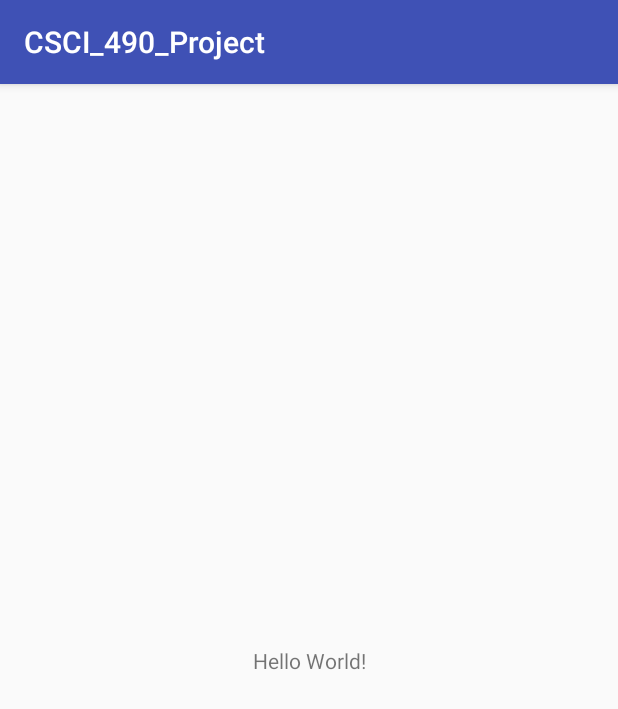
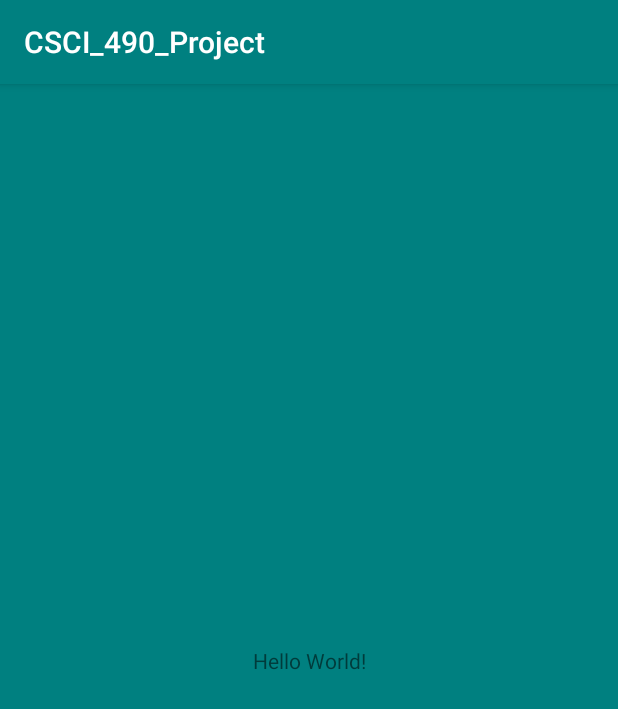
Before and after one commit to BModlin1996/CSCI_490_Project, an Android app: the screen it shows after launch (LoginActivity), on a phone screen of 412 x 824 dp. Shown: the top 709 px of the screen. Run offline under Robolectric (Android 15) with nearby library versions, the phone set to English and light mode, and no system bars.

```diff
--- a/app/src/main/AndroidManifest.xml
+++ b/app/src/main/AndroidManifest.xml
@@ -19,7 +19,7 @@
         <activity
             android:name=".CheckOutForm"
             android:label="@string/title_activity_check_out_form"
-            android:theme="@style/AppTheme.NoActionBar"></activity>
+            android:theme="@style/AppTheme.NoActionBar" />
     </application>
 
 </manifest>
--- a/app/src/main/res/layout/activity_login.xml
+++ b/app/src/main/res/layout/activity_login.xml
@@ -4,7 +4,8 @@
     xmlns:tools="http://schemas.android.com/tools"
     android:layout_width="match_parent"
     android:layout_height="match_parent"
-    tools:context="com.games.baileymodlin.csci_490_project.LoginActivity">
+    tools:context="com.games.baileymodlin.csci_490_project.LoginActivity"
+    android:background="@color/colorPrimary">
 
     <TextView
         android:layout_width="wrap_content"
--- a/app/src/main/res/values/colors.xml
+++ b/app/src/main/res/values/colors.xml
@@ -1,6 +1,6 @@
 <?xml version="1.0" encoding="utf-8"?>
 <resources>
-    <color name="colorPrimary">#3F51B5</color>
-    <color name="colorPrimaryDark">#303F9F</color>
-    <color name="colorAccent">#FF4081</color>
+    <color name="colorPrimary">#008080</color>
+    <color name="colorPrimaryDark">#000000</color>
+    <color name="colorAccent">#FFFFFF</color>
 </resources>
--- a/app/src/main/res/values/strings.xml
+++ b/app/src/main/res/values/strings.xml
@@ -1,4 +1,6 @@
 <resources>
     <string name="app_name">CSCI_490_Project</string>
     <string name="title_activity_check_out_form">CheckOutForm</string>
+    <string name="title_activity_main">MainActivity</string>
+    <string name="label_make_payment">Make Payment</string>
 </resources>
--- a/app/src/main/res/values/styles.xml
+++ b/app/src/main/res/values/styles.xml
@@ -13,8 +13,8 @@
         <item name="windowNoTitle">true</item>
     </style>
 
-    <style name="AppTheme.AppBarOverlay" parent="ThemeOverlay.AppCompat.Dark.ActionBar" />
+    <style name="AppTheme.AppBarOverlay" parent="Theme.AppCompat.NoActionBar" />
 
-    <style name="AppTheme.PopupOverlay" parent="ThemeOverlay.AppCompat.Light" />
+    <style name="AppTheme.PopupOverlay" parent="ThemeOverlay.AppCompat.Dark" />
 
 </resources>
```
Also changed, not shown: app/src/main/java/com/games/baileymodlin/csci_490_project/CheckOutForm.java (+1 -11 lines), app/src/main/res/layout/activity_check_out_form.xml (+27 -15 lines), 1 other file.
